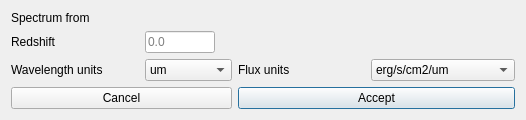
First picture: the form in astrocabtools/cube_ans/src/ui/spectrumParametersSelection.ui, repository AlejandroGorgues/AstroCabTools, before the edit.
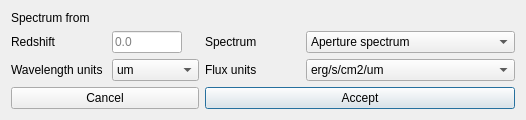
Second picture: the form after the edit.

Diff of the .ui file:
```diff
--- a/astrocabtools/cube_ans/src/ui/spectrumParametersSelection.ui
+++ b/astrocabtools/cube_ans/src/ui/spectrumParametersSelection.ui
@@ -177,6 +177,32 @@
        </property>
       </widget>
      </item>
+     <item row="1" column="2">
+      <widget class="QLabel" name="label_2">
+       <property name="text">
+        <string>Spectrum</string>
+       </property>
+      </widget>
+     </item>
+     <item row="1" column="3">
+      <widget class="QComboBox" name="spectrumComboBox">
+       <item>
+        <property name="text">
+         <string>Aperture spectrum</string>
+        </property>
+       </item>
+       <item>
+        <property name="text">
+         <string>Background spectrum</string>
+        </property>
+       </item>
+       <item>
+        <property name="text">
+         <string>Background subtracted spectrum</string>
+        </property>
+       </item>
+      </widget>
+     </item>
     </layout>
    </item>
   </layout>
```
Left out of the diff: 4 changed lines with no effect on the pictures.
